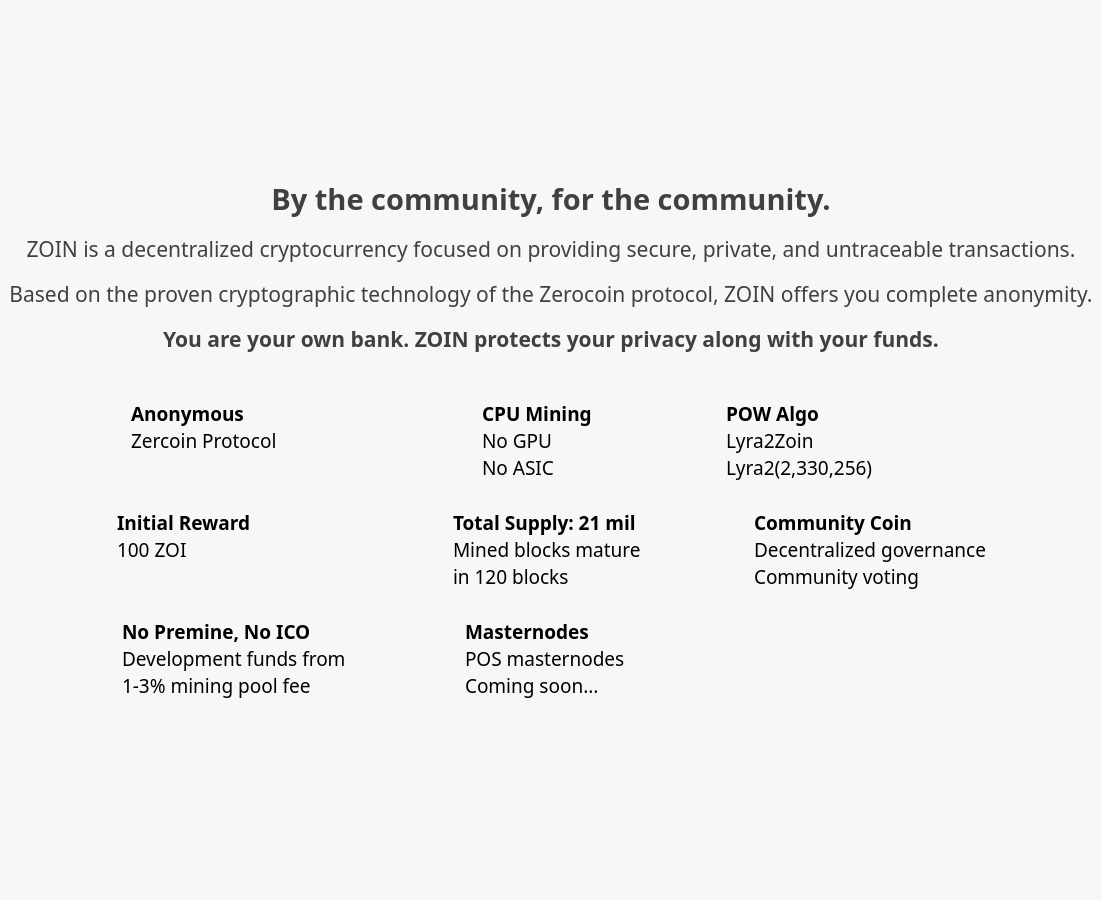
Qt form src/qt/forms/learnmorepage.ui (noirofficial/noir) before a commit.
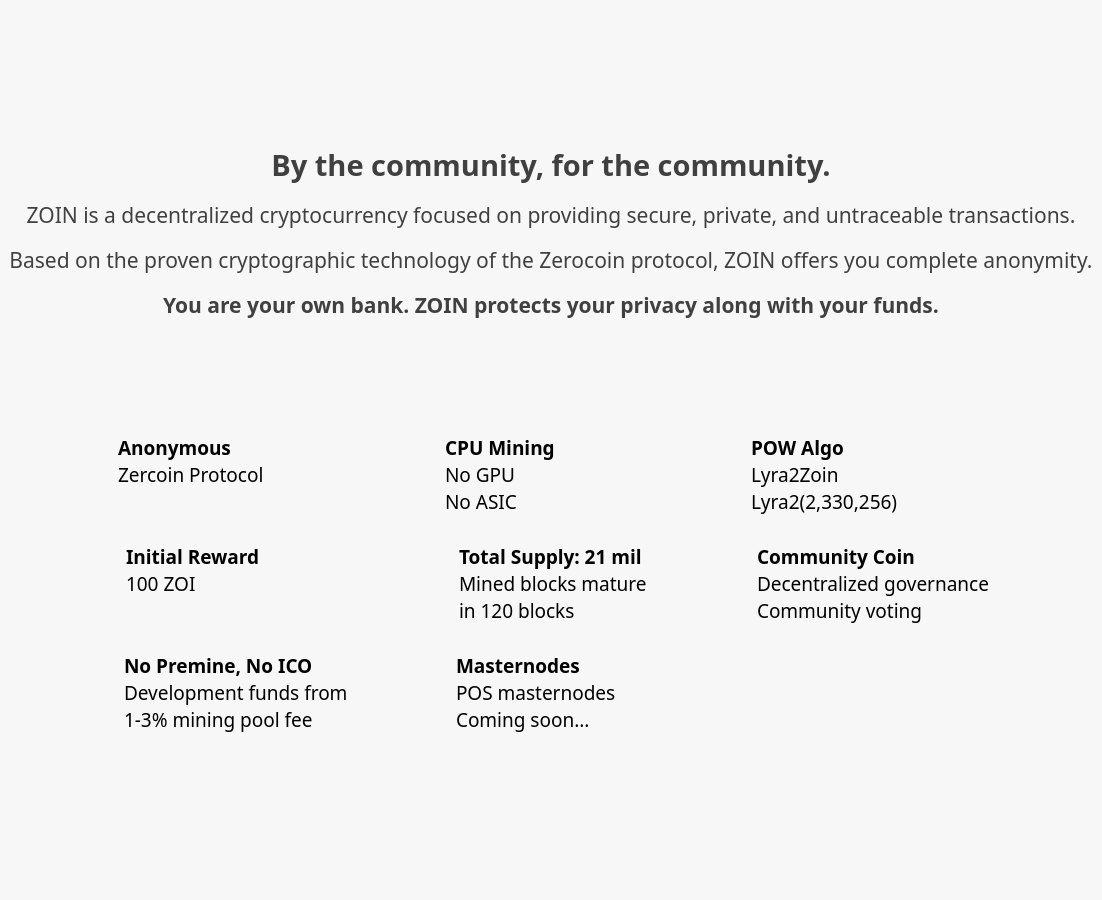
The same form after that commit. Icons and pictures are not drawn.

What changed in the file:
```diff
--- a/src/qt/forms/learnmorepage.ui
+++ b/src/qt/forms/learnmorepage.ui
@@ -488,6 +488,22 @@
         </item>
        </layout>
       </item>
+      <item>
+       <layout class="QVBoxLayout" name="verticalLayout_16">
+        <item>
+         <widget class="QLabel" name="label_45">
+          <property name="font">
+           <font>
+            <pointsize>9</pointsize>
+           </font>
+          </property>
+          <property name="text">
+           <string/>
+          </property>
+         </widget>
+        </item>
+       </layout>
+      </item>
       <item>
        <layout class="QHBoxLayout" name="horizontalLayout_4">
         <property name="spacing">
@@ -496,11 +512,27 @@
         <property name="leftMargin">
          <number>0</number>
         </property>
+        <property name="topMargin">
+         <number>0</number>
+        </property>
         <property name="rightMargin">
          <number>0</number>
         </property>
+        <item>
+         <widget class="QLabel" name="label_46">
+          <property name="text">
+           <string/>
+          </property>
+         </widget>
+        </item>
         <item>
          <widget class="QLabel" name="label_16">
+          <property name="sizePolicy">
+           <sizepolicy hsizetype="Fixed" vsizetype="Preferred">
+            <horstretch>0</horstretch>
+            <verstretch>0</verstretch>
+           </sizepolicy>
+          </property>
           <property name="text">
            <string/>
           </property>
@@ -622,7 +654,7 @@
              <number>1</number>
             </property>
             <property name="text">
-             <string>CPU Mining</string>
+             <string>CPU Mining                   </string>
             </property>
             <property name="alignment">
              <set>Qt::AlignLeading|Qt::AlignLeft|Qt::AlignTop</set>
@@ -768,8 +800,21 @@
         <property name="rightMargin">
          <number>0</number>
         </property>
+        <item>
+         <widget class="QLabel" name="label_47">
+          <property name="text">
+           <string/>
+          </property>
+         </widget>
+        </item>
         <item>
          <widget class="QLabel" name="label_11">
+          <property name="sizePolicy">
+           <sizepolicy hsizetype="Fixed" vsizetype="Preferred">
+            <horstretch>0</horstretch>
+            <verstretch>0</verstretch>
+           </sizepolicy>
+          </property>
           <property name="text">
            <string/>
           </property>
@@ -1028,8 +1073,21 @@
         <property name="rightMargin">
          <number>0</number>
         </property>
+        <item>
+         <widget class="QLabel" name="label_48">
+          <property name="text">
+           <string/>
+          </property>
+         </widget>
+        </item>
         <item>
          <widget class="QLabel" name="label_32">
+          <property name="sizePolicy">
+           <sizepolicy hsizetype="Fixed" vsizetype="Preferred">
+            <horstretch>0</horstretch>
+            <verstretch>0</verstretch>
+           </sizepolicy>
+          </property>
           <property name="text">
            <string/>
           </property>
@@ -1149,7 +1207,7 @@
              </font>
             </property>
             <property name="text">
-             <string>POS masternodes </string>
+             <string>POS masternodes       </string>
             </property>
            </widget>
           </item>
```
